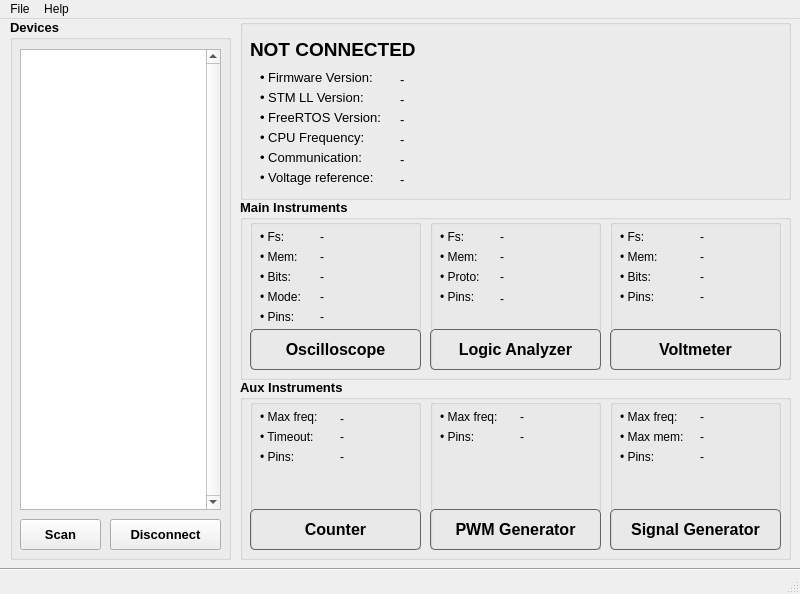
Qt form src/software-qt/EMBO/window_main.ui (parezj/EMBO) before a commit.
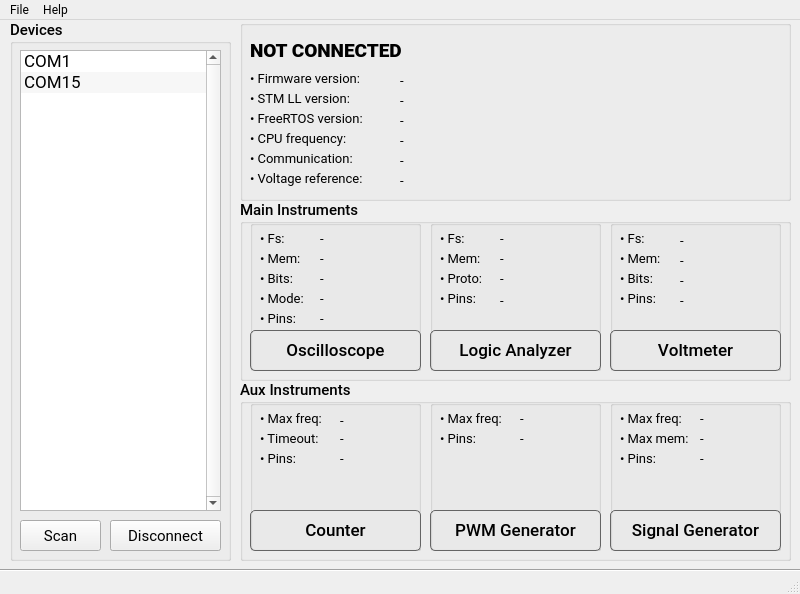
The same form after that commit. Icons and pictures are not drawn.

Commit message: * Qt changed font to Roboto * Qt core fixes, status bar upgrade

Diff of the .ui file:
```diff
--- a/src/software-qt/EMBO/window_main.ui
+++ b/src/software-qt/EMBO/window_main.ui
@@ -28,6 +28,13 @@
     <height>594</height>
    </size>
   </property>
+  <property name="font">
+   <font>
+    <family>Roboto</family>
+    <italic>false</italic>
+    <kerning>true</kerning>
+   </font>
+  </property>
   <property name="windowTitle">
    <string>EMBO - EMBedded Oscilloscope</string>
   </property>
@@ -53,9 +60,12 @@
     </property>
     <property name="font">
      <font>
-      <pointsize>10</pointsize>
-      <weight>75</weight>
-      <bold>true</bold>
+      <family>Roboto Medium</family>
+      <pointsize>11</pointsize>
+      <weight>50</weight>
+      <italic>false</italic>
+      <bold>false</bold>
+      <kerning>true</kerning>
      </font>
     </property>
     <property name="title">
@@ -78,9 +88,12 @@
      </property>
      <property name="font">
       <font>
-       <pointsize>12</pointsize>
+       <family>Roboto</family>
+       <pointsize>13</pointsize>
        <weight>50</weight>
+       <italic>false</italic>
        <bold>false</bold>
+       <kerning>true</kerning>
       </font>
      </property>
      <property name="accessibleName">
@@ -98,6 +111,16 @@
      <property name="sortingEnabled">
       <bool>false</bool>
      </property>
+     <item>
+      <property name="text">
+       <string>COM1</string>
+      </property>
+     </item>
+     <item>
+      <property name="text">
+       <string>COM15</string>
+      </property>
+     </item>
     </widget>
     <widget class="QPushButton" name="pushButton_scan">
      <property name="geometry">
@@ -110,9 +133,12 @@
      </property>
      <property name="font">
       <font>
-       <pointsize>10</pointsize>
-       <weight>75</weight>
-       <bold>true</bold>
+       <family>Roboto</family>
+       <pointsize>11</pointsize>
+       <weight>50</weight>
+       <italic>false</italic>
+       <bold>false</bold>
+       <kerning>true</kerning>
       </font>
      </property>
      <property name="text">
@@ -137,9 +163,12 @@
      </property>
      <property name="font">
       <font>
-       <pointsize>10</pointsize>
-       <weight>75</weight>
-       <bold>true</bold>
+       <family>Roboto</family>
+       <pointsize>11</pointsize>
+       <weight>50</weight>
+       <italic>false</italic>
+       <bold>false</bold>
+       <kerning>true</kerning>
       </font>
      </property>
      <property name="text">
@@ -164,9 +193,12 @@
      </property>
      <property name="font">
       <font>
-       <pointsize>10</pointsize>
-       <weight>75</weight>
-       <bold>true</bold>
+       <family>Roboto</family>
+       <pointsize>11</pointsize>
+       <weight>50</weight>
+       <italic>false</italic>
+       <bold>false</bold>
+       <kerning>true</kerning>
       </font>
      </property>
      <property name="text">
@@ -188,9 +220,12 @@
      </property>
      <property name="font">
       <font>
+       <family>Roboto Medium</family>
        <pointsize>14</pointsize>
        <weight>75</weight>
+       <italic>false</italic>
        <bold>true</bold>
+       <kerning>true</kerning>
       </font>
      </property>
      <property name="text">
@@ -240,9 +275,12 @@
     </property>
     <property name="font">
      <font>
+      <family>Roboto</family>
       <pointsize>10</pointsize>
-      <weight>75</weight>
-      <bold>true</bold>
+      <weight>50</weight>
+      <italic>false</italic>
+      <bold>false</bold>
+      <kerning>true</kerning>
      </font>
     </property>
     <property name="title">
@@ -253,15 +291,18 @@
       <rect>
        <x>10</x>
        <y>20</y>
-       <width>351</width>
+       <width>361</width>
        <height>21</height>
       </rect>
      </property>
      <property name="font">
       <font>
+       <family>Roboto Black</family>
        <pointsize>14</pointsize>
        <weight>75</weight>
+       <italic>false</italic>
        <bold>true</bold>
+       <kerning>true</kerning>
       </font>
      </property>
      <property name="text">
@@ -279,9 +320,12 @@
      </property>
      <property name="font">
       <font>
+       <family>Roboto</family>
        <pointsize>14</pointsize>
        <weight>75</weight>
+       <italic>false</italic>
        <bold>true</bold>
+       <kerning>true</kerning>
       </font>
      </property>
      <property name="text">
@@ -297,7 +341,7 @@
     <widget class="QLabel" name="label">
      <property name="geometry">
       <rect>
-       <x>20</x>
+       <x>10</x>
        <y>50</y>
        <width>141</width>
        <height>16</height>
@@ -305,13 +349,16 @@
      </property>
      <property name="font">
       <font>
+       <family>Roboto</family>
        <pointsize>10</pointsize>
        <weight>50</weight>
+       <italic>false</italic>
        <bold>false</bold>
+       <kerning>true</kerning>
       </font>
      </property>
      <property name="text">
-      <string>• Firmware Version:</string>
+      <string>• Firmware version:</string>
      </property>
      <property name="textFormat">
       <enum>Qt::AutoText</enum>
@@ -320,7 +367,7 @@
     <widget class="QLabel" name="label_2">
      <property name="geometry">
       <rect>
-       <x>20</x>
+       <x>10</x>
        <y>70</y>
        <width>141</width>
        <height>16</height>
@@ -328,13 +375,16 @@
      </property>
      <property name="font">
       <font>
+       <family>Roboto</family>
        <pointsize>10</pointsize>
        <weight>50</weight>
+       <italic>false</italic>
        <bold>false</bold>
+       <kerning>true</kerning>
       </font>
      </property>
      <property name="text">
-      <string>• STM LL Version:</string>
+      <string>• STM LL version:</string>
      </property>
      <property name="textFormat">
       <enum>Qt::AutoText</enum>
@@ -343,7 +393,7 @@
     <widget class="QLabel" name="label_3">
      <property name="geometry">
       <rect>
-       <x>20</x>
+       <x>10</x>
        <y>90</y>
        <width>141</width>
        <height>16</height>
@@ -351,13 +401,16 @@
      </property>
      <property name="font">
       <font>
+       <family>Roboto</family>
        <pointsize>10</pointsize>
        <weight>50</weight>
+       <italic>false</italic>
        <bold>false</bold>
+       <kerning>true</kerning>
       </font>
      </property>
      <property name="text">
-      <string>• FreeRTOS Version:</string>
+      <string>• FreeRTOS version:</string>
      </property>
      <property name="textFormat">
       <enum>Qt::AutoText</enum>
@@ -366,7 +419,7 @@
     <widget class="QLabel" name="label_4">
      <property name="geometry">
       <rect>
-       <x>20</x>
+       <x>10</x>
        <y>110</y>
        <width>141</width>
        <height>16</height>
@@ -374,13 +427,16 @@
      </property>
      <property name="font">
       <font>
+       <family>Roboto</family>
        <pointsize>10</pointsize>
        <weight>50</weight>
+       <italic>false</italic>
        <bold>false</bold>
+       <kerning>true</kerning>
       </font>
      </property>
      <property name="text">
-      <string>• CPU Frequency:</string>
+      <string>• CPU frequency:</string>
      </property>
      <property name="textFormat">
       <enum>Qt::AutoText</enum>
@@ -389,7 +445,7 @@
     <widget class="QLabel" name="label_5">
      <property name="geometry">
       <rect>
-       <x>20</x>
+       <x>10</x>
        <y>130</y>
        <width>141</width>
        <height>16</height>
@@ -397,9 +453,12 @@
      </property>
      <property name="font">
       <font>
+       <family>Roboto</family>
        <pointsize>10</pointsize>
        <weight>50</weight>
+       <italic>false</italic>
        <bold>false</bold>
+       <kerning>true</kerning>
       </font>
      </property>
      <property name="text">
@@ -420,9 +479,12 @@
      </property>
      <property name="font">
       <font>
+       <family>Roboto</family>
        <pointsize>10</pointsize>
        <weight>50</weight>
+       <italic>false</italic>
        <bold>false</bold>
+       <kerning>true</kerning>
       </font>
      </property>
      <property name="text">
@@ -443,9 +505,12 @@
      </property>
      <property name="font">
       <font>
+       <family>Roboto</family>
        <pointsize>10</pointsize>
        <weight>50</weight>
+       <italic>false</italic>
        <bold>false</bold>
+       <kerning>true</kerning>
       </font>
      </property>
      <property name="text">
@@ -466,9 +531,12 @@
      </property>
      <property name="font">
       <font>
+       <family>Roboto</family>
        <pointsize>10</pointsize>
        <weight>50</weight>
+       <italic>false</italic>
        <bold>false</bold>
+       <kerning>true</kerning>
       </font>
      </property>
      <property name="text">
@@ -489,9 +557,12 @@
      </property>
      <property name="font">
       <font>
+       <family>Roboto</family>
        <pointsize>10</pointsize>
        <weight>50</weight>
+       <italic>false</italic>
        <bold>false</bold>
+       <kerning>true</kerning>
       </font>
      </property>
      <property name="text">
@@ -512,9 +583,12 @@
      </property>
      <property name="font">
       <font>
+       <family>Roboto</family>
        <pointsize>10</pointsize>
        <weight>50</weight>
+       <italic>false</italic>
        <bold>false</bold>
+       <kerning>true</kerning>
       </font>
      </property>
      <property name="text">
@@ -527,7 +601,7 @@
     <widget class="QLabel" name="label_7">
      <property name="geometry">
       <rect>
-       <x>20</x>
+       <x>10</x>
        <y>150</y>
        <width>141</width>
        <height>16</height>
@@ -535,9 +609,12 @@
      </property>
      <property name="font">
       <font>
+       <family>Roboto</family>
        <pointsize>10</pointsize>
        <weight>50</weight>
+       <italic>false</italic>
        <bold>false</bold>
+       <kerning>true</kerning>
       </font>
      </property>
      <property name="text">
@@ -558,9 +635,12 @@
      </property>
      <property name="font">
       <font>
+       <family>Roboto</family>
        <pointsize>10</pointsize>
        <weight>50</weight>
+       <italic>false</italic>
        <bold>false</bold>
+       <kerning>true</kerning>
       </font>
      </property>
      <property name="text">
@@ -588,9 +668,12 @@
     </property>
     <property name="font">
      <font>
-      <pointsize>10</pointsize>
-      <weight>75</weight>
-      <bold>true</bold>
+      <family>Roboto Medium</family>
+      <pointsize>11</pointsize>
+      <weight>50</weight>
+      <italic>false</italic>
+      <bold>false</bold>
+      <kerning>true</kerning>
      </font>
     </property>
     <property name="title">
@@ -607,9 +690,12 @@
      </property>
      <property name="font">
       <font>
-       <pointsize>10</pointsize>
+       <family>Roboto</family>
+       <pointsize>11</pointsize>
        <weight>50</weight>
+       <italic>false</italic>
        <bold>false</bold>
+       <kerning>true</kerning>
       </font>
      </property>
      <property name="title">
@@ -626,9 +712,11 @@
       </property>
       <property name="font">
        <font>
-        <pointsize>12</pointsize>
-        <weight>75</weight>
-        <bold>true</bold>
+        <family>Roboto Medium</family>
+        <pointsize>13</pointsize>
+        <weight>50</weight>
+        <bold>false</bold>
+        <kerning>false</kerning>
        </font>
       </property>
       <property name="styleSheet">
@@ -681,9 +769,12 @@
       </property>
       <property name="font">
        <font>
-        <pointsize>9</pointsize>
+        <family>Roboto</family>
+        <pointsize>10</pointsize>
         <weight>50</weight>
+        <italic>false</italic>
         <bold>false</bold>
+        <kerning>true</kerning>
        </font>
       </property>
       <property name="text">
@@ -704,9 +795,12 @@
       </property>
       <property name="font">
        <font>
-        <pointsize>9</pointsize>
+        <family>Roboto</family>
+        <pointsize>10</pointsize>
         <weight>50</weight>
+        <italic>false</italic>
         <bold>false</bold>
+        <kerning>true</kerning>
        </font>
       </property>
       <property name="text">
@@ -727,9 +821,12 @@
       </property>
       <property name="font">
        <font>
-        <pointsize>9</pointsize>
+        <family>Roboto</family>
+        <pointsize>10</pointsize>
         <weight>50</weight>
+        <italic>false</italic>
         <bold>false</bold>
+        <kerning>true</kerning>
        </font>
       </property>
       <property name="text">
@@ -750,9 +847,12 @@
       </property>
       <property name="font">
        <font>
-        <pointsize>9</pointsize>
+        <family>Roboto</family>
+        <pointsize>10</pointsize>
         <weight>50</weight>
+        <italic>false</italic>
         <bold>false</bold>
+        <kerning>true</kerning>
        </font>
       </property>
       <property name="text">
@@ -773,9 +873,12 @@
       </property>
       <property name="font">
        <font>
-        <pointsize>9</pointsize>
+        <family>Roboto</family>
+        <pointsize>10</pointsize>
         <weight>50</weight>
+        <italic>false</italic>
         <bold>false</bold>
+        <kerning>true</kerning>
        </font>
       </property>
       <property name="text">
@@ -796,9 +899,12 @@
       </property>
       <property name="font">
        <font>
-        <pointsize>9</pointsize>
+        <family>Roboto</family>
+        <pointsize>10</pointsize>
         <weight>50</weight>
+        <italic>false</italic>
         <bold>false</bold>
+        <kerning>true</kerning>
        </font>
       </property>
       <property name="text">
@@ -819,9 +925,12 @@
       </property>
       <property name="font">
        <font>
-        <pointsize>9</pointsize>
+        <family>Roboto</family>
+        <pointsize>10</pointsize>
         <weight>50</weight>
+        <italic>false</italic>
         <bold>false</bold>
+        <kerning>true</kerning>
        </font>
       </property>
       <property name="text">
@@ -842,9 +951,12 @@
       </property>
       <property name="font">
        <font>
-        <pointsize>9</pointsize>
+        <family>Roboto</family>
+        <pointsize>10</pointsize>
         <weight>50</weight>
+        <italic>false</italic>
         <bold>false</bold>
+        <kerning>true</kerning>
        </font>
       </property>
       <property name="text">
@@ -865,9 +977,12 @@
       </property>
       <property name="font">
        <font>
-        <pointsize>9</pointsize>
+        <family>Roboto</family>
+        <pointsize>10</pointsize>
         <weight>50</weight>
+        <italic>false</italic>
         <bold>false</bold>
+        <kerning>true</kerning>
        </font>
       </property>
       <property name="text">
@@ -888,9 +1003,12 @@
       </property>
       <property name="font">
        <font>
-        <pointsize>9</pointsize>
+        <family>Roboto</family>
+        <pointsize>10</pointsize>
         <weight>50</weight>
+        <italic>false</italic>
         <bold>false</bold>
+        <kerning>true</kerning>
        </font>
       </property>
       <property name="text">
@@ -912,9 +1030,12 @@
      </property>
      <property name="font">
       <font>
-       <pointsize>10</pointsize>
+       <family>Roboto</family>
+       <pointsize>11</pointsize>
        <weight>50</weight>
+       <italic>false</italic>
        <bold>false</bold>
+       <kerning>true</kerning>
       </font>
      </property>
      <property name="title">
@@ -931,9 +1052,11 @@
       </property>
       <property name="font">
        <font>
-        <pointsize>12</pointsize>
-        <weight>75</weight>
-        <bold>true</bold>
+        <family>Roboto Medium</family>
+        <pointsize>13</pointsize>
+        <weight>50</weight>
+        <bold>false</bold>
+        <kerning>false</kerning>
        </font>
       </property>
       <property name="styleSheet">
@@ -986,9 +1109,12 @@
       </property>
       <property name="font">
        <font>
-        <pointsize>9</pointsize>
+        <family>Roboto</family>
+        <pointsize>10</pointsize>
         <weight>50</weight>
+        <italic>false</italic>
         <bold>false</bold>
+        <kerning>true</kerning>
        </font>
       </property>
       <property name="text">
@@ -1009,9 +1135,12 @@
       </property>
       <property name="font">
        <font>
-        <pointsize>9</pointsize>
+        <family>Roboto</family>
+        <pointsize>10</pointsize>
         <weight>50</weight>
+        <italic>false</italic>
         <bold>false</bold>
+        <kerning>true</kerning>
        </font>
       </property>
       <property name="text">
@@ -1032,9 +1161,12 @@
       </property>
       <property name="font">
        <font>
-        <pointsize>9</pointsize>
+        <family>Roboto</family>
+        <pointsize>10</pointsize>
         <weight>50</weight>
+        <italic>false</italic>
         <bold>false</bold>
+        <kerning>true</kerning>
        </font>
       </property>
       <property name="text">
@@ -1055,7 +1187,12 @@
       </property>
       <property name="font">
        <font>
-        <pointsize>9</pointsize>
+        <family>Roboto</family>
+        <pointsize>10</pointsize>
+        <weight>50</weight>
+        <italic>false</italic>
+        <bold>false</bold>
+        <kerning>true</kerning>
        </font>
       </property>
       <property name="text">
@@ -1076,9 +1213,12 @@
       </property>
       <property name="font">
        <font>
-        <pointsize>9</pointsize>
+        <family>Roboto</family>
+        <pointsize>10</pointsize>
         <weight>50</weight>
+        <italic>false</italic>
         <bold>false</bold>
+        <kerning>true</kerning>
        </font>
       </property>
       <property name="text">
@@ -1099,9 +1239,12 @@
       </property>
       <property name="font">
        <font>
-        <pointsize>9</pointsize>
+        <family>Roboto</family>
+        <pointsize>10</pointsize>
         <weight>50</weight>
+        <italic>false</italic>
         <bold>false</bold>
+        <kerning>true</kerning>
        </font>
       </property>
       <property name="text">
@@ -1122,9 +1265,12 @@
       </property>
       <property name="font">
        <font>
-        <pointsize>9</pointsize>
+        <family>Roboto</family>
+        <pointsize>10</pointsize>
         <weight>50</weight>
+        <italic>false</italic>
         <bold>false</bold>
+        <kerning>true</kerning>
        </font>
       </property>
       <property name="text">
@@ -1145,9 +1291,12 @@
       </property>
       <property name="font">
        <font>
-        <pointsize>9</pointsize>
+        <family>Roboto</family>
+        <pointsize>10</pointsize>
         <weight>50</weight>
+        <italic>false</italic>
         <bold>false</bold>
+        <kerning>true</kerning>
        </font>
       </property>
       <property name="text">
@@ -1169,9 +1318,12 @@
      </property>
      <property name="font">
       <font>
-       <pointsize>10</pointsize>
+       <family>Roboto</family>
+       <pointsize>11</pointsize>
        <weight>50</weight>
+       <italic>false</italic>
        <bold>false</bold>
+       <kerning>true</kerning>
       </font>
      </property>
      <property name="title">
@@ -1188,9 +1340,11 @@
       </property>
       <property name="font">
        <font>
-        <pointsize>12</pointsize>
-        <weight>75</weight>
-        <bold>true</bold>
+        <family>Roboto Medium</family>
+        <pointsize>13</pointsize>
+        <weight>50</weight>
+        <bold>false</bold>
+        <kerning>false</kerning>
        </font>
       </property>
       <property name="styleSheet">
@@ -1243,9 +1397,12 @@
       </property>
       <property name="font">
        <font>
-        <pointsize>9</pointsize>
+        <family>Roboto</family>
+        <pointsize>10</pointsize>
         <weight>50</weight>
+        <italic>false</italic>
         <bold>false</bold>
+        <kerning>true</kerning>
        </font>
       </property>
       <property name="text">
@@ -1266,9 +1423,12 @@
       </property>
       <property name="font">
        <font>
-        <pointsize>9</pointsize>
+        <family>Roboto</family>
+        <pointsize>10</pointsize>
         <weight>50</weight>
+        <italic>false</italic>
         <bold>false</bold>
+        <kerning>true</kerning>
        </font>
       </property>
       <property name="text">
@@ -1289,9 +1449,12 @@
       </property>
       <property name="font">
        <font>
-        <pointsize>9</pointsize>
+        <family>Roboto</family>
+        <pointsize>10</pointsize>
         <weight>50</weight>
+        <italic>false</italic>
         <bold>false</bold>
+        <kerning>true</kerning>
        </font>
       </property>
       <property name="text">
@@ -1312,7 +1475,12 @@
       </property>
       <property name="font">
        <font>
-        <pointsize>9</pointsize>
+        <family>Roboto</family>
+        <pointsize>10</pointsize>
+        <weight>50</weight>
+        <italic>false</italic>
+        <bold>false</bold>
+        <kerning>true</kerning>
        </font>
       </property>
       <property name="text">
@@ -1325,17 +1493,20 @@
      <widget class="QLabel" name="label_vm_fs">
       <property name="geometry">
        <rect>
-        <x>90</x>
+        <x>70</x>
         <y>10</y>
-        <width>71</width>
-        <height>16</height>
+        <width>91</width>
+        <height>20</height>
        </rect>
       </property>
       <property name="font">
        <font>
-        <pointsize>9</pointsize>
+        <family>Roboto</family>
+        <pointsize>10</pointsize>
         <weight>50</weight>
+        <italic>false</italic>
         <bold>false</bold>
+        <kerning>true</kerning>
        </font>
       </property>
       <property name="text">
@@ -1348,17 +1519,20 @@
      <widget class="QLabel" name="label_vm_mem">
       <property name="geometry">
        <rect>
-        <x>90</x>
+        <x>70</x>
         <y>30</y>
-        <width>71</width>
-        <height>16</height>
+        <width>91</width>
+        <height>20</height>
        </rect>
       </property>
       <property name="font">
        <font>
-        <pointsize>9</pointsize>
+        <family>Roboto</family>
+        <pointsize>10</pointsize>
         <weight>50</weight>
+        <italic>false</italic>
         <bold>false</bold>
+        <kerning>true</kerning>
        </font>
       </property>
       <property name="text">
@@ -1371,17 +1545,20 @@
      <widget class="QLabel" name="label_vm_bits">
       <property name="geometry">
        <rect>
-        <x>90</x>
+        <x>70</x>
         <y>50</y>
-        <width>71</width>
-        <height>16</height>
+        <width>91</width>
+        <height>20</height>
        </rect>
       </property>
       <property name="font">
        <font>
-        <pointsize>9</pointsize>
+        <family>Roboto</family>
+        <pointsize>10</pointsize>
         <weight>50</weight>
+        <italic>false</italic>
         <bold>false</bold>
+        <kerning>true</kerning>
        </font>
       </property>
       <property name="text">
@@ -1394,17 +1571,20 @@
      <widget class="QLabel" name="label_vm_pins">
       <property name="geometry">
        <rect>
-        <x>90</x>
+        <x>70</x>
         <y>70</y>
-        <width>71</width>
-        <height>16</height>
+        <width>91</width>
+        <height>20</height>
        </rect>
       </property>
       <property name="font">
        <font>
-        <pointsize>9</pointsize>
+        <family>Roboto</family>
+        <pointsize>10</pointsize>
         <weight>50</weight>
+        <italic>false</italic>
         <bold>false</bold>
+        <kerning>true</kerning>
        </font>
       </property>
       <property name="text">
@@ -1433,9 +1613,12 @@
     </property>
     <property name="font">
      <font>
-      <pointsize>10</pointsize>
-      <weight>75</weight>
-      <bold>true</bold>
+      <family>Roboto Medium</family>
+      <pointsize>11</pointsize>
+      <weight>50</weight>
+      <italic>false</italic>
+      <bold>false</bold>
+      <kerning>true</kerning>
      </font>
     </property>
     <property name="title">
@@ -1452,9 +1635,12 @@
      </property>
      <property name="font">
       <font>
-       <pointsize>10</pointsize>
+       <family>Roboto</family>
+       <pointsize>11</pointsize>
        <weight>50</weight>
+       <italic>false</italic>
        <bold>false</bold>
+       <kerning>true</kerning>
       </font>
      </property>
      <property name="title">
@@ -1471,9 +1657,11 @@
       </property>
       <property name="font">
        <font>
-        <pointsize>12</pointsize>
-        <weight>75</weight>
-        <bold>true</bold>
+        <family>Roboto Medium</family>
+        <pointsize>13</pointsize>
+        <weight>50</weight>
+        <bold>false</bold>
+        <kerning>false</kerning>
        </font>
       </property>
       <property name="styleSheet">
@@ -1526,9 +1714,12 @@
       </property>
       <property name="font">
        <font>
-        <pointsize>9</pointsize>
+        <family>Roboto</family>
+        <pointsize>10</pointsize>
         <weight>50</weight>
+        <italic>false</italic>
         <bold>false</bold>
+        <kerning>true</kerning>
        </font>
       </property>
       <property name="text">
@@ -1549,7 +1740,12 @@
       </property>
       <property name="font">
        <font>
-        <pointsize>9</pointsize>
+        <family>Roboto</family>
+        <pointsize>10</pointsize>
+        <weight>50</weight>
+        <italic>false</italic>
+        <bold>false</bold>
+        <kerning>true</kerning>
        </font>
       </property>
       <property name="text">
@@ -1570,9 +1766,12 @@
       </property>
       <property name="font">
        <font>
-        <pointsize>9</pointsize>
+        <family>Roboto</family>
+        <pointsize>10</pointsize>
         <weight>50</weight>
+        <italic>false</italic>
         <bold>false</bold>
+        <kerning>true</kerning>
        </font>
       </property>
       <property name="text">
@@ -1593,9 +1792,12 @@
       </property>
       <property name="font">
        <font>
-        <pointsize>9</pointsize>
+        <family>Roboto</family>
+        <pointsize>10</pointsize>
         <weight>50</weight>
+        <italic>false</italic>
         <bold>false</bold>
+        <kerning>true</kerning>
        </font>
       </property>
       <property name="text">
@@ -1617,9 +1819,12 @@
      </property>
      <property name="font">
       <font>
-       <pointsize>10</pointsize>
+       <family>Roboto</family>
+       <pointsize>11</pointsize>
        <weight>50</weight>
+       <italic>false</italic>
        <bold>false</bold>
+       <kerning>true</kerning>
       </font>
      </property>
      <property name="title">
@@ -1636,9 +1841,11 @@
       </property>
       <property name="font">
        <font>
-        <pointsize>12</pointsize>
-        <weight>75</weight>
-        <bold>true</bold>
+        <family>Roboto Medium</family>
+        <pointsize>13</pointsize>
+        <weight>50</weight>
+        <bold>false</bold>
+        <kerning>false</kerning>
        </font>
       </property>
       <property name="styleSheet">
@@ -1675,7 +1882,7 @@
       </property>
       <property name="iconSize">
        <size>
-        <width>21</width>
+        <width>20</width>
         <height>21</height>
        </size>
       </property>
@@ -1691,9 +1898,12 @@
       </property>
       <property name="font">
        <font>
-        <pointsize>9</pointsize>
+        <family>Roboto</family>
+        <pointsize>10</pointsize>
         <weight>50</weight>
+        <italic>false</italic>
         <bold>false</bold>
+        <kerning>true</kerning>
        </font>
       </property>
       <property name="text">
@@ -1714,9 +1924,12 @@
       </property>
       <property name="font">
        <font>
-        <pointsize>9</pointsize>
+        <family>Roboto</family>
+        <pointsize>10</pointsize>
         <weight>50</weight>
+        <italic>false</italic>
         <bold>false</bold>
+        <kerning>true</kerning>
        </font>
       </property>
       <property name="text">
@@ -1737,7 +1950,12 @@
       </property>
       <property name="font">
        <font>
-        <pointsize>9</pointsize>
+        <family>Roboto</family>
+        <pointsize>10</pointsize>
+        <weight>50</weight>
+        <italic>false</italic>
+        <bold>false</bold>
+        <kerning>true</kerning>
        </font>
       </property>
       <property name="text">
@@ -1758,9 +1976,12 @@
       </property>
       <property name="font">
        <font>
-        <pointsize>9</pointsize>
+        <family>Roboto</family>
+        <pointsize>10</pointsize>
         <weight>50</weight>
+        <italic>false</italic>
         <bold>false</bold>
+        <kerning>true</kerning>
        </font>
       </property>
       <property name="text">
@@ -1781,9 +2002,12 @@
       </property>
       <property name="font">
        <font>
-        <pointsize>9</pointsize>
+        <family>Roboto</family>
+        <pointsize>10</pointsize>
         <weight>50</weight>
+        <italic>false</italic>
         <bold>false</bold>
+        <kerning>true</kerning>
        </font>
       </property>
       <property name="text">
@@ -1804,9 +2028,12 @@
       </property>
       <property name="font">
        <font>
-        <pointsize>9</pointsize>
+        <family>Roboto</family>
+        <pointsize>10</pointsize>
         <weight>50</weight>
+        <italic>false</italic>
         <bold>false</bold>
+        <kerning>true</kerning>
        </font>
       </property>
       <property name="text">
@@ -1828,9 +2055,12 @@
      </property>
      <property name="font">
       <font>
-       <pointsize>10</pointsize>
+       <family>Roboto</family>
+       <pointsize>11</pointsize>
        <weight>50</weight>
+       <italic>false</italic>
        <bold>false</bold>
+       <kerning>true</kerning>
       </font>
      </property>
      <property name="title">
@@ -1847,9 +2077,11 @@
       </property>
       <property name="font">
        <font>
-        <pointsize>12</pointsize>
-        <weight>75</weight>
-        <bold>true</bold>
+        <family>Roboto Medium</family>
+        <pointsize>13</pointsize>
+        <weight>50</weight>
+        <bold>false</bold>
+        <kerning>false</kerning>
        </font>
       </property>
       <property name="styleSheet">
@@ -1902,7 +2134,12 @@
       </property>
       <property name="font">
        <font>
-        <pointsize>9</pointsize>
+        <family>Roboto</family>
+        <pointsize>10</pointsize>
+        <weight>50</weight>
+        <italic>false</italic>
+        <bold>false</bold>
+        <kerning>true</kerning>
        </font>
       </property>
       <property name="text">
@@ -1923,7 +2160,12 @@
       </property>
       <property name="font">
        <font>
-        <pointsize>9</pointsize>
+        <family>Roboto</family>
+        <pointsize>10</pointsize>
+        <weight>50</weight>
+        <italic>false</italic>
+        <bold>false</bold>
+        <kerning>true</kerning>
        </font>
       </property>
       <property name="text">
@@ -1944,7 +2186,12 @@
       </property>
       <property name="font">
        <font>
-        <pointsize>9</pointsize>
+        <family>Roboto</family>
+        <pointsize>10</pointsize>
+        <weight>50</weight>
+        <italic>false</italic>
+        <bold>false</bold>
+        <kerning>true</kerning>
        </font>
       </property>
       <property name="text">
@@ -1965,9 +2212,12 @@
       </property>
       <property name="font">
        <font>
-        <pointsize>9</pointsize>
+        <family>Roboto</family>
+        <pointsize>10</pointsize>
         <weight>50</weight>
+        <italic>false</italic>
         <bold>false</bold>
+        <kerning>true</kerning>
        </font>
       </property>
       <property name="text">
@@ -1988,9 +2238,12 @@
       </property>
       <property name="font">
        <font>
-        <pointsize>9</pointsize>
+        <family>Roboto</family>
+        <pointsize>10</pointsize>
         <weight>50</weight>
+        <italic>false</italic>
         <bold>false</bold>
+        <kerning>true</kerning>
        </font>
       </property>
       <property name="text">
@@ -2011,9 +2264,12 @@
       </property>
       <property name="font">
        <font>
-        <pointsize>9</pointsize>
+        <family>Roboto</family>
+        <pointsize>10</pointsize>
         <weight>50</weight>
+        <italic>false</italic>
         <bold>false</bold>
+        <kerning>true</kerning>
        </font>
       </property>
       <property name="text">
@@ -2045,12 +2301,15 @@
      <x>0</x>
      <y>0</y>
      <width>800</width>
-     <height>21</height>
+     <height>20</height>
     </rect>
    </property>
    <property name="font">
     <font>
+     <family>Roboto</family>
      <pointsize>9</pointsize>
+     <italic>false</italic>
+     <kerning>true</kerning>
     </font>
    </property>
    <widget class="QMenu" name="menuFile">
```
Left out of the diff: 39 changed lines with no effect on the pictures. The commit also changes 55 other files.
